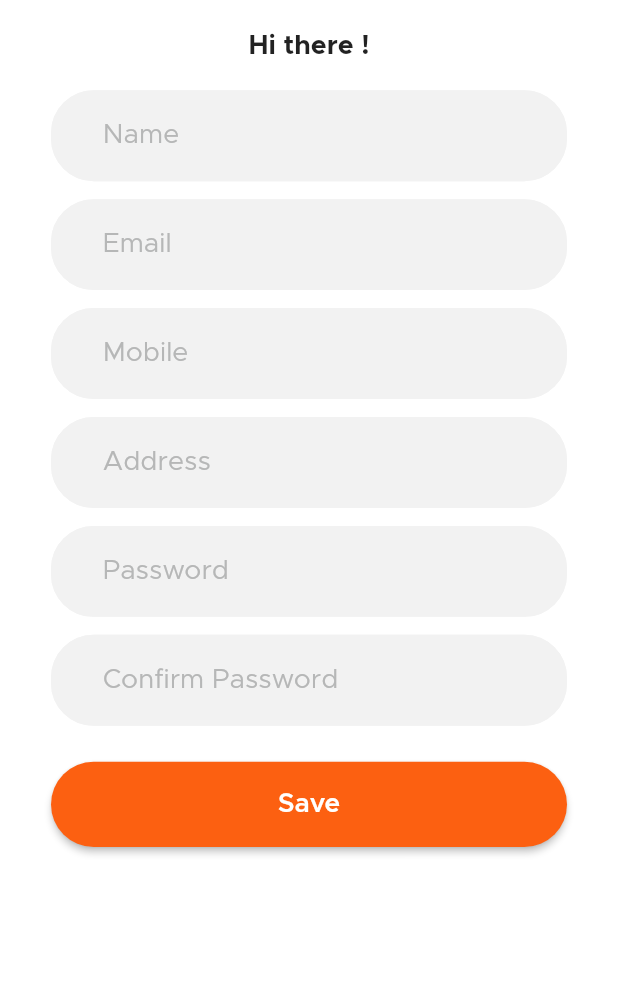
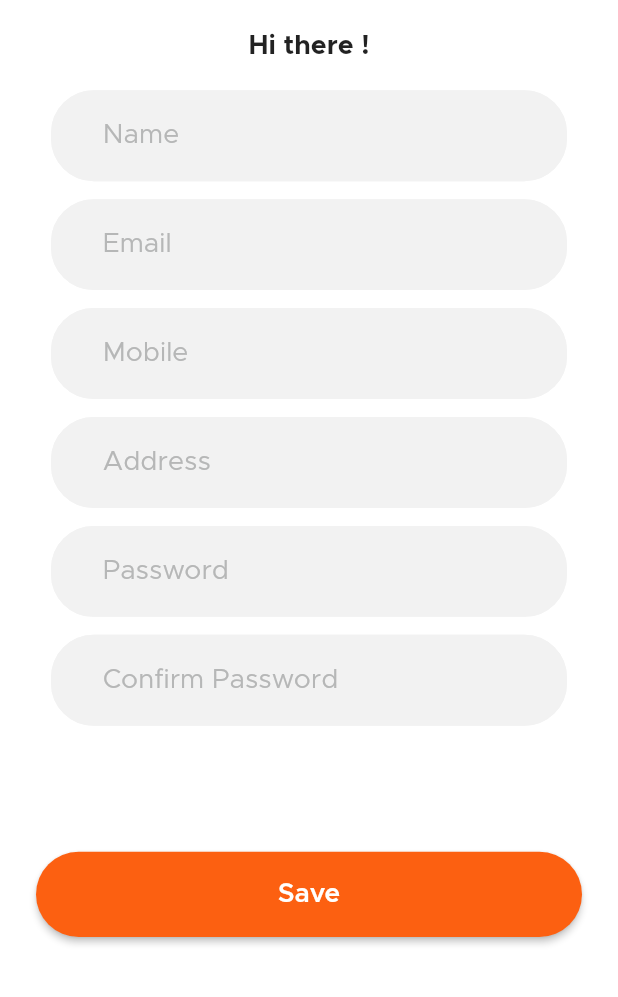
Before and after one commit to zaynrix/Food-Meal-Monkey, a Flutter app: the ProfilePage screen opened directly, on a phone screen of 412 x 824 dp, the part 239-1236 px from its top. Run offline on Flutter 3.47's test engine with Material 2 defaults, Android fonts, the light colour scheme and no system bars; drawn by our look-alikes of cached_network_image; our stand-ins replace audioplayers, cloud_firestore, equatable, firebase_auth, firebase_core, firebase_storage and 9 more; missing offline and left inert: flutter_slider_indicator, record_mp3, voice_message_package; accounts and stored records are empty; network calls fail.

```diff
--- a/lib/routing/router.dart
+++ b/lib/routing/router.dart
@@ -17,6 +17,7 @@ class RouteGenerator {
   static const String detailsPage = '/detailsPage';
   static const String mostPopuler = '/mostPopuler';
   static const String chatPage = '/ChatPage';
+  static const String profilePage = '/profilePage';
 
   RouteGenerator._();
 }
--- a/lib/routing/routes.dart
+++ b/lib/routing/routes.dart
@@ -4,6 +4,7 @@ import 'package:food_delivery_app/routing/router.dart';
 import 'package:food_delivery_app/ui/pages/entry/auth_pages/sign_up_screen.dart';
 import 'package:food_delivery_app/ui/pages/entry/details_pages/details_screen/det_screen.dart';
 import 'package:food_delivery_app/ui/pages/entry/more_pages/chat/ui/chat_screen.dart';
+import 'package:food_delivery_app/ui/pages/entry/profile_pages/profile_page.dart';
 
 import '../ui/pages/pages.dart';
 
@@ -46,6 +47,8 @@ class RoutsGenerate {
 
       case RouteGenerator.inboxPage:
         return MaterialPageRoute(builder: (_) => InboxPage());
+      case RouteGenerator.profilePage:
+        return MaterialPageRoute(builder: (_) => ProfilePage());
       default:
         throw const FormatException("Route not found");
     }
--- a/lib/ui/pages/entry/profile_pages/profile_page.dart
+++ b/lib/ui/pages/entry/profile_pages/profile_page.dart
@@ -23,17 +23,28 @@ class _ProfilePageState extends State<ProfilePage> {
 
   @override
   Widget build(BuildContext context) {
+    return Consumer<ProfileController>(
+      builder: (context, value, child) {
+        User? currentUser = value.auth.currentUser;
+
         return Scaffold(
+          floatingActionButtonLocation:
+              FloatingActionButtonLocation.centerFloat,
+          floatingActionButton: Padding(
+            padding: const EdgeInsets.all(24.0),
+            child: CustomButton(
+              text: 'Save',
+              onPress: () => value.updateProfile(context),
+            ),
+          ),
           appBar: AppBar(
             title: const Text("Profile"),
             actions: [
-          IconButton(onPressed: () {}, icon: const Icon(Icons.shopping_cart))
+              IconButton(
+                  onPressed: () {}, icon: const Icon(Icons.shopping_cart))
             ],
           ),
-      body: Consumer<ProfileController>(builder: (context, value, child) {
-        User? currentUser = value.auth.currentUser;
-
-        return SingleChildScrollView(
+          body: SingleChildScrollView(
             child: Padding(
               padding: const EdgeInsets.symmetric(
                 vertical: 10,
@@ -108,16 +119,13 @@ class _ProfilePageState extends State<ProfilePage> {
                     type: TextInputType.emailAddress,
                   ),
                   const SizedBox(height: 24),
-                CustomButton(
-                  text: 'Save',
-                  onPress: () => value.updateProfile(context),
-                ),
                   const SizedBox(height: 100)
                 ],
               ),
             ),
+          ),
         );
-      }),
+      },
     );
   }
 }
--- a/lib/ui/pages/pages.dart
+++ b/lib/ui/pages/pages.dart
@@ -1,6 +1,4 @@
 library pages;
-
-import 'dart:async';
 
 import 'package:cached_network_image/cached_network_image.dart';
 import 'package:cloud_firestore/cloud_firestore.dart';
@@ -18,7 +16,6 @@ import 'package:food_delivery_app/routing/router.dart';
 import 'package:food_delivery_app/ui/pages/entry/more_pages/chat/chat_controllers/chat_controller.dart';
 import 'package:food_delivery_app/ui/pages/entry/more_pages/chat/firestore_constants.dart';
 import 'package:food_delivery_app/ui/pages/entry/more_pages/chat/widgets/inbox_tile.dart';
-import 'package:food_delivery_app/ui/pages/entry/profile_pages/profile_page.dart';
 import 'package:food_delivery_app/utils/app_config.dart';
 import 'package:food_delivery_app/utils/extension/responsive_extension.dart';
 import 'package:food_delivery_app/utils/extension/validate_extension.dart';
```
Lines whose indentation alone changed are shown as unchanged.
